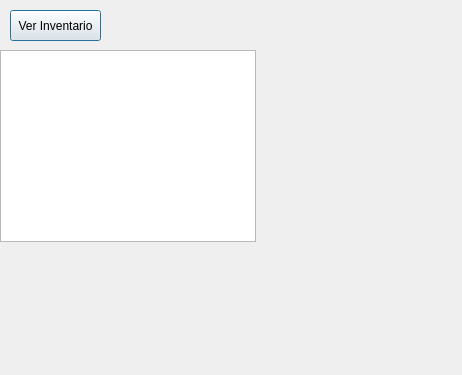
First picture: the form in agregarinventario.ui, repository Cthulhu21/Evaluacion, before the edit.
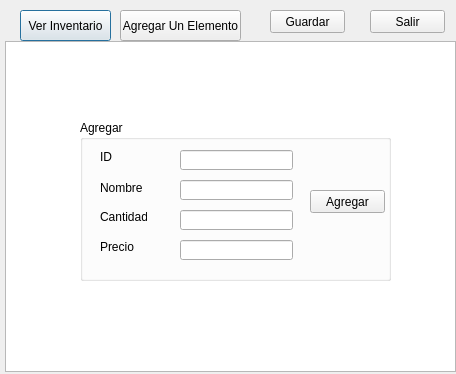
Second picture: the form after the edit.

Commit message:
Mostrar elementos del inventario
Lo del titulo; algunas modificaciones a los tamaños y un par de condiciones para no crear más tablas de las necesarias

```diff
--- a/agregarinventario.ui
+++ b/agregarinventario.ui
@@ -6,17 +6,29 @@
    <rect>
     <x>0</x>
     <y>0</y>
-    <width>462</width>
-    <height>375</height>
+    <width>456</width>
+    <height>374</height>
    </rect>
   </property>
+  <property name="minimumSize">
+   <size>
+    <width>456</width>
+    <height>374</height>
+   </size>
+  </property>
+  <property name="maximumSize">
+   <size>
+    <width>456</width>
+    <height>374</height>
+   </size>
+  </property>
   <property name="windowTitle">
    <string>Dialog</string>
   </property>
   <widget class="QPushButton" name="VerInventario">
    <property name="geometry">
     <rect>
-     <x>10</x>
+     <x>20</x>
      <y>10</y>
      <width>91</width>
      <height>31</height>
@@ -26,14 +38,183 @@
     <string>Ver Inventario</string>
    </property>
   </widget>
-  <widget class="QTableView" name="Tabla">
+  <widget class="QTableWidget" name="Tabla">
    <property name="geometry">
     <rect>
-     <x>0</x>
-     <y>50</y>
-     <width>256</width>
-     <height>192</height>
+     <x>5</x>
+     <y>41</y>
+     <width>451</width>
+     <height>331</height>
     </rect>
+   </property>
+   <property name="minimumSize">
+    <size>
+     <width>451</width>
+     <height>331</height>
+    </size>
+   </property>
+   <property name="maximumSize">
+    <size>
+     <width>451</width>
+     <height>331</height>
+    </size>
+   </property>
+  </widget>
+  <widget class="QPushButton" name="AgregarElementos">
+   <property name="geometry">
+    <rect>
+     <x>120</x>
+     <y>10</y>
+     <width>121</width>
+     <height>31</height>
+    </rect>
+   </property>
+   <property name="text">
+    <string>Agregar Un Elemento</string>
+   </property>
+  </widget>
+  <widget class="QGroupBox" name="MiniInterfazInventario">
+   <property name="geometry">
+    <rect>
+     <x>80</x>
+     <y>120</y>
+     <width>311</width>
+     <height>161</height>
+    </rect>
+   </property>
+   <property name="title">
+    <string>Agregar</string>
+   </property>
+   <widget class="QLabel" name="label">
+    <property name="geometry">
+     <rect>
+      <x>20</x>
+      <y>30</y>
+      <width>47</width>
+      <height>13</height>
+     </rect>
+    </property>
+    <property name="text">
+     <string>ID</string>
+    </property>
+   </widget>
+   <widget class="QLabel" name="label_2">
+    <property name="geometry">
+     <rect>
+      <x>20</x>
+      <y>60</y>
+      <width>47</width>
+      <height>16</height>
+     </rect>
+    </property>
+    <property name="text">
+     <string>Nombre</string>
+    </property>
+   </widget>
+   <widget class="QLabel" name="label_3">
+    <property name="geometry">
+     <rect>
+      <x>20</x>
+      <y>90</y>
+      <width>47</width>
+      <height>13</height>
+     </rect>
+    </property>
+    <property name="text">
+     <string>Cantidad</string>
+    </property>
+   </widget>
+   <widget class="QLabel" name="label_4">
+    <property name="geometry">
+     <rect>
+      <x>20</x>
+      <y>120</y>
+      <width>47</width>
+      <height>13</height>
+     </rect>
+    </property>
+    <property name="text">
+     <string>Precio</string>
+    </property>
+   </widget>
+   <widget class="QLineEdit" name="ID">
+    <property name="geometry">
+     <rect>
+      <x>100</x>
+      <y>30</y>
+      <width>113</width>
+      <height>20</height>
+     </rect>
+    </property>
+   </widget>
+   <widget class="QLineEdit" name="Nombre">
+    <property name="geometry">
+     <rect>
+      <x>100</x>
+      <y>60</y>
+      <width>113</width>
+      <height>20</height>
+     </rect>
+    </property>
+   </widget>
+   <widget class="QLineEdit" name="Cantidad">
+    <property name="geometry">
+     <rect>
+      <x>100</x>
+      <y>90</y>
+      <width>113</width>
+      <height>20</height>
+     </rect>
+    </property>
+   </widget>
+   <widget class="QLineEdit" name="Precio">
+    <property name="geometry">
+     <rect>
+      <x>100</x>
+      <y>120</y>
+      <width>113</width>
+      <height>20</height>
+     </rect>
+    </property>
+   </widget>
+   <widget class="QPushButton" name="BotonAgregar">
+    <property name="geometry">
+     <rect>
+      <x>230</x>
+      <y>70</y>
+      <width>75</width>
+      <height>23</height>
+     </rect>
+    </property>
+    <property name="text">
+     <string>Agregar</string>
+    </property>
+   </widget>
+  </widget>
+  <widget class="QPushButton" name="Salir">
+   <property name="geometry">
+    <rect>
+     <x>370</x>
+     <y>10</y>
+     <width>75</width>
+     <height>23</height>
+    </rect>
+   </property>
+   <property name="text">
+    <string>Salir</string>
+   </property>
+  </widget>
+  <widget class="QPushButton" name="Guardar">
+   <property name="geometry">
+    <rect>
+     <x>270</x>
+     <y>10</y>
+     <width>75</width>
+     <height>23</height>
+    </rect>
+   </property>
+   <property name="text">
+    <string>Guardar</string>
    </property>
   </widget>
  </widget>
```
Left out of the diff: 21 changed lines with no effect on the pictures. The commit also changes 3 other files.
